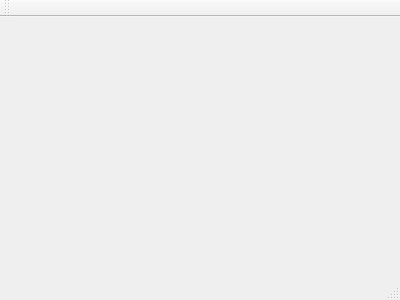
lexgolubev/Kryptonite, file client/mainwindow.ui: the form before one commit.
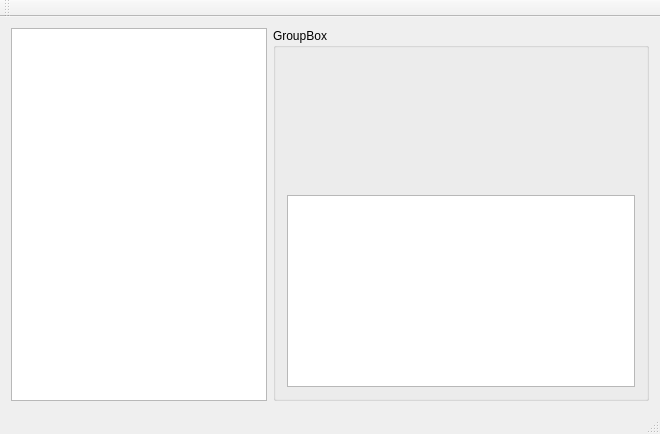
The form after the commit.

Commit message: Added simple interface for client. Added simple key event handler.

```diff
--- a/client/mainwindow.ui
+++ b/client/mainwindow.ui
@@ -1,24 +1,64 @@
 <ui version="4.0">
  <class>MainWindow</class>
- <widget class="QMainWindow" name="MainWindow" >
-  <property name="geometry" >
+ <widget class="QMainWindow" name="MainWindow">
+  <property name="geometry">
    <rect>
     <x>0</x>
     <y>0</y>
-    <width>400</width>
-    <height>300</height>
+    <width>660</width>
+    <height>434</height>
    </rect>
   </property>
   <property name="windowTitle" >
    <string>MainWindow</string>
   </property>
-  <widget class="QMenuBar" name="menuBar" />
-  <widget class="QToolBar" name="mainToolBar" />
-  <widget class="QWidget" name="centralWidget" />
-  <widget class="QStatusBar" name="statusBar" />
+  <widget class="QWidget" name="centralWidget">
+   <layout class="QHBoxLayout" name="horizontalLayout">
+    <item>
+     <widget class="QListWidget" name="listWidgetUsers">
+      <property name="sizePolicy">
+       <sizepolicy hsizetype="Fixed" vsizetype="Expanding">
+        <horstretch>0</horstretch>
+        <verstretch>0</verstretch>
+       </sizepolicy>
+      </property>
+     </widget>
+    </item>
+    <item>
+     <widget class="QGroupBox" name="groupBox_2">
+      <property name="title">
+       <string>GroupBox</string>
+      </property>
+      <layout class="QVBoxLayout" name="verticalLayout">
+       <item alignment="Qt::AlignBottom">
+        <widget class="QTextEdit" name="textEditMessage"/>
+       </item>
+      </layout>
+     </widget>
+    </item>
+   </layout>
+  </widget>
+  <widget class="QMenuBar" name="menuBar">
+   <property name="geometry">
+    <rect>
+     <x>0</x>
+     <y>0</y>
+     <width>660</width>
+     <height>23</height>
+    </rect>
+   </property>
+  </widget>
+  <widget class="QToolBar" name="mainToolBar">
+   <attribute name="toolBarArea">
+    <enum>TopToolBarArea</enum>
+   </attribute>
+   <attribute name="toolBarBreak">
+    <bool>false</bool>
+   </attribute>
+  </widget>
+  <widget class="QStatusBar" name="statusBar"/>
  </widget>
- <layoutDefault spacing="6" margin="11" />
- <pixmapfunction></pixmapfunction>
+ <layoutdefault spacing="6" margin="11"/>
  <resources/>
  <connections/>
 </ui>
```
Left out of the diff: 3 changed lines with no effect on the pictures. The commit also changes 7 other files.
